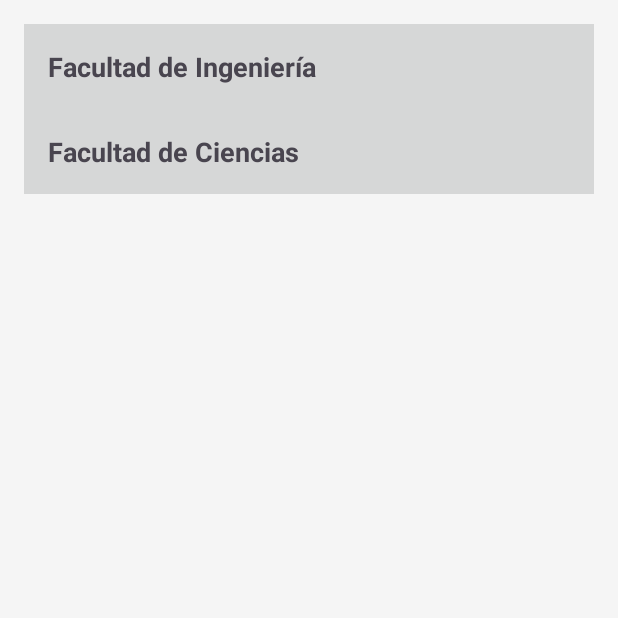
After one commit to dsaulcuevaramos/ProyectMovil, an Android app: the fragment CursoFacultadesAll shown on its own in the app's theme, on a phone screen of 412 x 824 dp, the top half of it. The commit adds this screen. Run offline under Robolectric (Android 15) with nearby library versions, the phone set to English and light mode, and no system bars.

Commit message:
feat:cursos por facultad

```diff
--- /dev/null
+++ b/app/src/main/java/com/codedev/proyectmovil/Fragments/CursoFacultadesAll.java
@@ -0,0 +1,41 @@
+package com.codedev.proyectmovil.Fragments;
+
+import androidx.fragment.app.Fragment;
+
+import android.os.Bundle;
+import android.view.LayoutInflater;
+import android.view.View;
+import android.view.ViewGroup;
+import android.widget.TextView;
+
+import com.codedev.proyectmovil.R;
+
+public class CursoFacultadesAll extends Fragment {
+    TextView txtFacultad1, txtFacultad2;
+
+    public CursoFacultadesAll(){}
+
+    @Override
+    public View onCreateView(LayoutInflater inflater, ViewGroup container,
+                             Bundle savedInstanceState) {
+        View view = inflater.inflate(R.layout.cursos_facultades_fragment_all, container, false);
+
+        txtFacultad1 = view.findViewById(R.id.txtFacultad1);
+        txtFacultad2 = view.findViewById(R.id.txtFacultad2);
+
+        txtFacultad1.setOnClickListener(v -> abrirCursosDeFacultad(1));
+        txtFacultad2.setOnClickListener(v -> abrirCursosDeFacultad(2));
+
+        return view;
+    }
+
+    private void abrirCursosDeFacultad(int idFacultad) {
+        Fragment fragment = CursosAll.newInstance(idFacultad);
+        requireActivity().getSupportFragmentManager()
+                .beginTransaction()
+                .replace(R.id.containerCursoPorFacultad, fragment)
+                .addToBackStack(null)
+                .commit();
+    }
+
+}
--- /dev/null
+++ b/app/src/main/res/layout/cursos_facultades_fragment_all.xml
@@ -0,0 +1,49 @@
+<?xml version="1.0" encoding="utf-8"?>
+<androidx.constraintlayout.widget.ConstraintLayout xmlns:android="http://schemas.android.com/apk/res/android"
+    android:layout_width="match_parent"
+    android:layout_height="match_parent">
+
+<!--    <androidx.recyclerview.widget.RecyclerView-->
+<!--        android:id="@+id/recyclerViewFacultad"-->
+<!--        android:layout_width="match_parent"-->
+<!--        android:layout_height="match_parent"-->
+<!--        android:padding="16dp"/>-->
+    <LinearLayout
+        xmlns:android="http://schemas.android.com/apk/res/android"
+        android:layout_width="match_parent"
+        android:layout_height="match_parent"
+        android:orientation="vertical"
+        android:padding="16dp">
+
+        <TextView
+            android:id="@+id/txtFacultad1"
+            android:layout_width="match_parent"
+            android:layout_height="wrap_content"
+            android:text="Facultad de Ingeniería"
+            android:textSize="18sp"
+            android:textStyle="bold"
+            android:padding="16dp"
+            android:background="?attr/colorButtonNormal"
+            android:clickable="true"
+            android:focusable="true" />
+
+        <TextView
+            android:id="@+id/txtFacultad2"
+            android:layout_width="match_parent"
+            android:layout_height="wrap_content"
+            android:text="Facultad de Ciencias"
+            android:textSize="18sp"
+            android:textStyle="bold"
+            android:padding="16dp"
+            android:background="?attr/colorButtonNormal"
+            android:clickable="true"
+            android:focusable="true" />
+        <FrameLayout
+            android:id="@+id/fragment_container"
+            android:layout_width="match_parent"
+            android:layout_height="0dp"
+            android:layout_weight="1" />
+    </LinearLayout>
+
+
+</androidx.constraintlayout.widget.ConstraintLayout>
--- a/app/src/main/res/layout/cursos_fragment_all.xml
+++ b/app/src/main/res/layout/cursos_fragment_all.xml
@@ -25,4 +25,10 @@
         android:layout_width="match_parent"
         android:layout_height="match_parent"
         android:padding="8dp" />
+
+    <FrameLayout
+        android:id="@+id/containerCursoPorFacultad"
+        android:layout_width="match_parent"
+        android:layout_height="match_parent"/>
+
 </LinearLayout>
```
Also changed, not shown: app/src/main/java/com/codedev/proyectmovil/Fragments/CursosAll.java (+19 -3 lines), app/src/main/java/com/codedev/proyectmovil/Helpers/Cursos/CursosDAO.java (+26 -0 lines).
